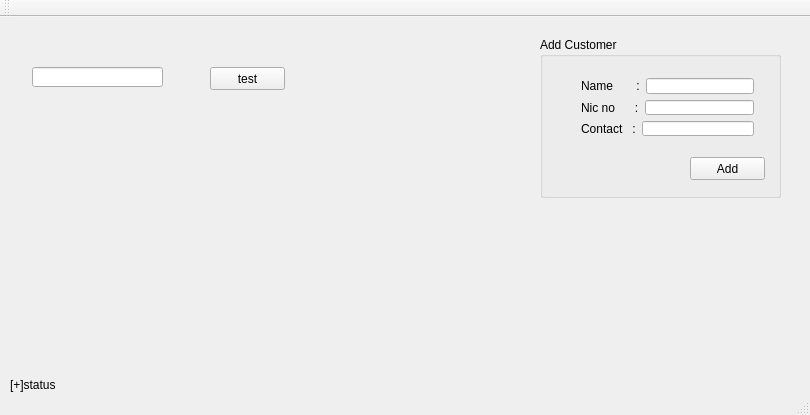
This is akro/mainwindow.ui in udara28/Akro as Qt 5 draws it before an edit. The edited form follows.
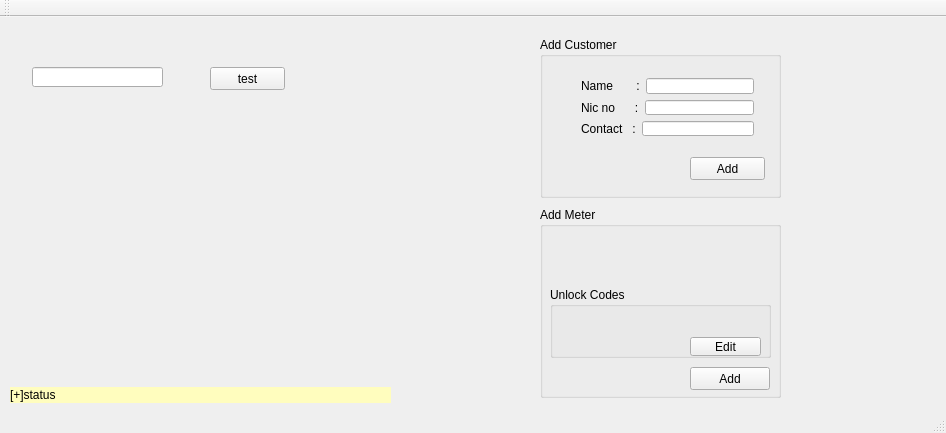
This is the edited form.

Commit message: add the interface to add new meters

```diff
--- a/akro/mainwindow.ui
+++ b/akro/mainwindow.ui
@@ -6,8 +6,8 @@
    <rect>
     <x>0</x>
     <y>0</y>
-    <width>810</width>
-    <height>415</height>
+    <width>946</width>
+    <height>433</height>
    </rect>
   </property>
   <property name="windowTitle">
@@ -18,11 +18,17 @@
     <property name="geometry">
      <rect>
       <x>10</x>
-      <y>360</y>
+      <y>370</y>
       <width>381</width>
       <height>16</height>
      </rect>
     </property>
+    <property name="autoFillBackground">
+     <bool>false</bool>
+    </property>
+    <property name="styleSheet">
+     <string notr="true">background-color: rgb(255, 253, 190)</string>
+    </property>
     <property name="text">
      <string>[+]status</string>
     </property>
@@ -130,6 +136,131 @@
      </layout>
     </widget>
    </widget>
+   <widget class="QGroupBox" name="groupBox_2">
+    <property name="geometry">
+     <rect>
+      <x>540</x>
+      <y>190</y>
+      <width>241</width>
+      <height>191</height>
+     </rect>
+    </property>
+    <property name="title">
+     <string>Add Meter</string>
+    </property>
+    <widget class="QGroupBox" name="groupBox_3">
+     <property name="geometry">
+      <rect>
+       <x>10</x>
+       <y>80</y>
+       <width>221</width>
+       <height>71</height>
+      </rect>
+     </property>
+     <property name="title">
+      <string>Unlock Codes</string>
+     </property>
+     <widget class="QToolButton" name="toolButton">
+      <property name="geometry">
+       <rect>
+        <x>140</x>
+        <y>50</y>
+        <width>71</width>
+        <height>19</height>
+       </rect>
+      </property>
+      <property name="text">
+       <string>Edit</string>
+      </property>
+     </widget>
+     <widget class="QWidget" name="">
+      <property name="geometry">
+       <rect>
+        <x>21</x>
+        <y>21</y>
+        <width>190</width>
+        <height>22</height>
+       </rect>
+      </property>
+      <layout class="QHBoxLayout" name="horizontalLayout_5">
+       <item>
+        <widget class="QLineEdit" name="lineEdit_2"/>
+       </item>
+       <item>
+        <widget class="QLineEdit" name="lineEdit_3"/>
+       </item>
+       <item>
+        <widget class="QLineEdit" name="lineEdit_4"/>
+       </item>
+       <item>
+        <widget class="QLineEdit" name="lineEdit_5"/>
+       </item>
+      </layout>
+     </widget>
+    </widget>
+    <widget class="QPushButton" name="pushButton">
+     <property name="geometry">
+      <rect>
+       <x>150</x>
+       <y>160</y>
+       <width>80</width>
+       <height>23</height>
+      </rect>
+     </property>
+     <property name="text">
+      <string>Add</string>
+     </property>
+    </widget>
+    <widget class="QWidget" name="layoutWidget">
+     <property name="geometry">
+      <rect>
+       <x>30</x>
+       <y>50</y>
+       <width>192</width>
+       <height>22</height>
+      </rect>
+     </property>
+     <layout class="QHBoxLayout" name="horizontalLayout_4">
+      <item>
+       <widget class="QLabel" name="label_4">
+        <property name="text">
+         <string>Price        :</string>
+        </property>
+       </widget>
+      </item>
+      <item>
+       <widget class="QLineEdit" name="lineEdit"/>
+      </item>
+     </layout>
+    </widget>
+    <widget class="QWidget" name="">
+     <property name="geometry">
+      <rect>
+       <x>30</x>
+       <y>20</y>
+       <width>192</width>
+       <height>22</height>
+      </rect>
+     </property>
+     <layout class="QHBoxLayout" name="horizontalLayout_6">
+      <item>
+       <widget class="QLabel" name="label_5">
+        <property name="text">
+         <string>ID            :</string>
+        </property>
+       </widget>
+      </item>
+      <item>
+       <widget class="QLineEdit" name="lineEdit_6"/>
+      </item>
+     </layout>
+    </widget>
+    <zorder>layoutWidget</zorder>
+    <zorder>groupBox_3</zorder>
+    <zorder>label_5</zorder>
+    <zorder>lineEdit_6</zorder>
+    <zorder>pushButton</zorder>
+   </widget>
   </widget>
   <widget class="QMenuBar" name="menuBar">
    <property name="geometry">
```
Left out of the diff: 12 changed lines with no effect on the pictures. The commit also changes 14 other files.
